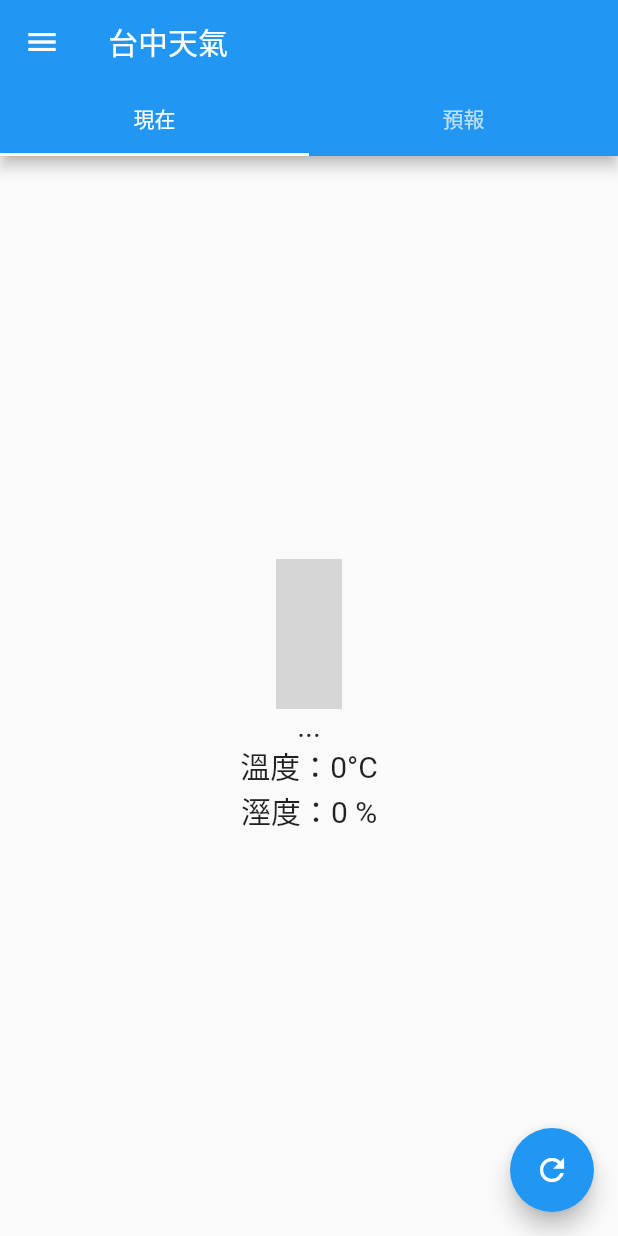
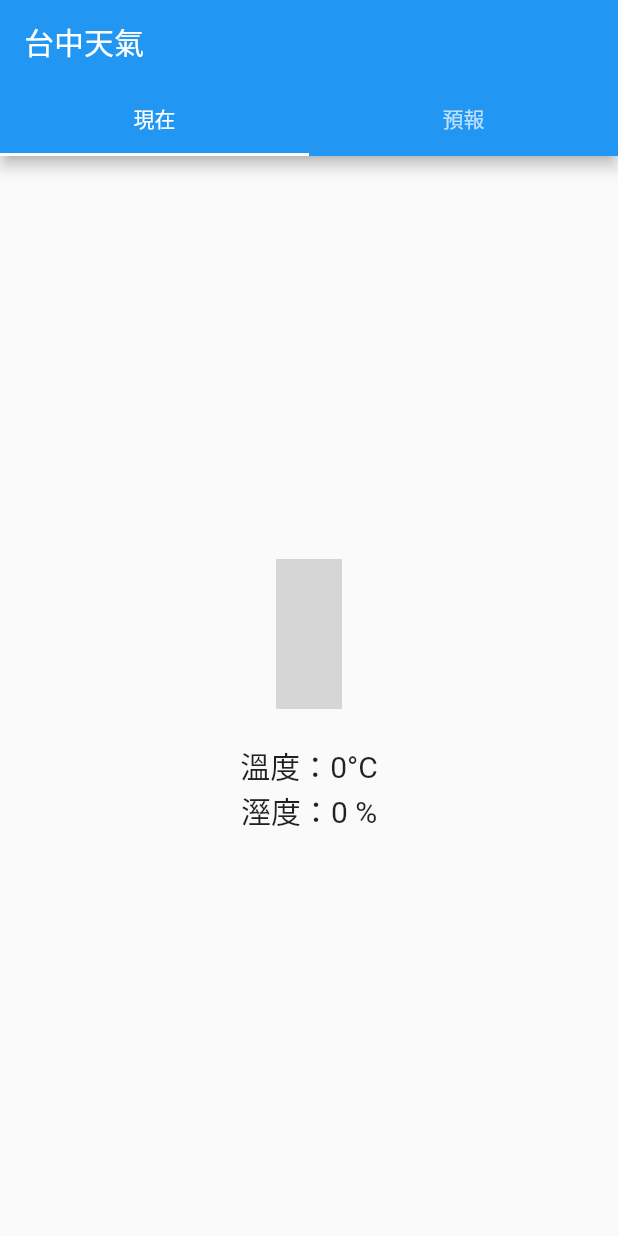
Before and after one commit to ksw2000/Taiwan-Weather-APP, a Flutter app: the screen it shows after launch, on a phone screen of 412 x 824 dp. Run offline on Flutter 3.47's test engine with Material 2 defaults, Android fonts, the phone set to English and light mode, and no system bars; our stand-ins replace sprintf, weather_icons; network calls fail; grey boxes are pictures that could not be loaded.

Commit message:
測試snackbar & 處理中央氣象局-99錯誤

```diff
--- a/lib/main.dart
+++ b/lib/main.dart
@@ -18,7 +18,24 @@ class MyApp extends StatelessWidget {
         primarySwatch: Colors.blue,
         visualDensity: VisualDensity.adaptivePlatformDensity,
       ),
-      home: MyHomePage(title: '台中天氣'),
+      home: DefaultTabController(
+        length: 2,
+        child: MyHomePage(title: '台中天氣'),
+        /*
+        drawer: Drawer(
+          child: ListView(children: <Widget>[
+            ListTile(
+              leading: Icon(Icons.favorite),
+              title: Text('Item1'),
+              onTap: () {
+              Navigator.pop(context);
+              },
+            ),
+          ])
+        )
+
+         */
+      )
     );
   }
 }
@@ -33,15 +50,16 @@ class MyHomePage extends StatefulWidget {
 
 class _MyHomePageState extends State<MyHomePage> {
   _MyHomePageState() {
-    refreshWeather();
+    _refreshForecastWeather();
+    _refreshCurrentWeather();
     int counter = 0;
     // Update every 1min for current weather
     Timer.periodic(Duration(seconds: 60), (timer) {
       // Update every 30 min for forecast weather
       if (counter % 30 == 0) {
-        refreshForecastWeather();
+        _refreshForecastWeather();
       }
-      refreshCurrentWeather();
+      _refreshCurrentWeather();
       print('refresh');
 
       counter++;
@@ -57,19 +75,19 @@ class _MyHomePageState extends State<MyHomePage> {
   List<String> weatherCode = ['wi-na', 'wi-na', 'wi-na'];
   String curTEMP = '0';
   String curHUMD = '0';
-  String curWeather = '...';
+  String curWeather = '';
   String curWeatherCode = 'wi-na';
 
-  void refreshForecastWeather() {
-    weather.getForecastWeather('臺中市').then((map) {
+  Future<dynamic> _refreshForecastWeather() async {
+    return weather.getForecastWeather('臺中市').then((map) {
       if (map != null) {
         setState(() {
           for (var i = 0; i < 3; i++) {
             startTime[i] = time.cwbDateFormatter(map[i]['startTime']);
             endTime[i] = time.cwbDateFormatter(map[i]['endTime']);
             wx[i] = map[i]['Wx']['parameterName'];
-            weatherCode[i] =
-                weather.cwbWxCodeToIconCode(map[i]['Wx']['parameterValue'], map[i]['startTime']);
+            weatherCode[i] = weather.cwbWxCodeToIconCode(
+                map[i]['Wx']['parameterValue'], map[i]['startTime']);
             minT[i] = map[i]['MinT']['parameterName'];
             maxT[i] = map[i]['MaxT']['parameterName'];
             pop[i] = map[i]['PoP']['parameterName'];
@@ -82,50 +100,57 @@ class _MyHomePageState extends State<MyHomePage> {
     });
   }
 
-  void refreshCurrentWeather() {
-    weather.getCurrentWeather('臺中').then((map) {
+  Future<dynamic> _refreshCurrentWeather() async {
+    return weather.getCurrentWeather('臺中').then((map) {
       if (map != null) {
         setState(() {
           curTEMP = map['TEMP'];
           curHUMD = map['HUMD'];
+          // 中央氣象局有時會出錯噴 -99
+          // 這時可以保留原值或採用離預報最近的值
+          if(map['Weather'] != '-99'){
             curWeather = map['Weather'];
-          curWeather = curWeather == '-99'? '-' : curWeather;
             curWeatherCode = weather.cwdCurrentWeatherToIconCode(curWeather);
+          }else if(curWeather == ''){ // 仍為空值(調用預報值)
+            _refreshForecastWeather().then((_){
+              curWeather = wx[0];
+              curWeatherCode = weatherCode[0];
             });
           }
         });
       }
-
-  void refreshWeather() {
-    refreshCurrentWeather();
-    refreshForecastWeather();
+    });
   }
 
   @override
   Widget build(BuildContext context) {
     var forecastChildren = <Widget>[];
     for (var i = 0; i < 3; i++) {
-      forecastChildren.add(Text(
+      forecastChildren.add(
+          Center(
+              child: Text(
                 '${startTime[i]} ~ ${endTime[i]}',
-        style: TextStyle(fontSize: 21),
-      ));
-      forecastChildren.add(Row(
-        mainAxisAlignment: MainAxisAlignment.spaceEvenly,
+                style: TextStyle(fontSize: 18, color: Colors.blueGrey),
+              )
+          )
+      );
+      forecastChildren.add(
+          Padding(
+            padding: const EdgeInsets.all(8.0),
+            child: Row(
+                mainAxisAlignment: MainAxisAlignment.center,
                 children: [
-          Column(
-            children: [
+                  Container(
+                      alignment: Alignment.center,
+                      width: 100,
+                      child:
                       BoxedIcon(
                         WeatherIcons.fromString(weatherCode[i]),
                         size: 42,
-              ),
-              /*
-              Text(
-                "${wx[i]}",
-                style: TextStyle(fontSize: 21),
-              ),*/
-            ],
+                      )
                   ),
                   Column(
+                    mainAxisAlignment: MainAxisAlignment.start,
                     children: [
                       Text(
                         "${minT[i]}°C ~ ${maxT[i]}°C",
@@ -137,15 +162,13 @@ class _MyHomePageState extends State<MyHomePage> {
                       )
                     ],
                   ),
-        ],
-      ));
+                ]
+            ),
+          )
+      );
     }
 
-    return DefaultTabController(
-      length: 2,
-      child: Scaffold(
-          floatingActionButton: FloatingActionButton(
-              onPressed: refreshWeather, child: Icon(Icons.refresh)),
+    return Scaffold(
       appBar: AppBar(
         title: Text(widget.title),
         bottom: TabBar(tabs: [
@@ -158,13 +181,32 @@ class _MyHomePageState extends State<MyHomePage> {
         ]),
       ),
       body: TabBarView(children: [
+        Builder(
+          builder: (BuildContext context) {
+            return RefreshIndicator(
+                onRefresh: _refreshCurrentWeather,
+                child: Container(
+                    alignment: Alignment.center,
+                    child: ListView(
+                        shrinkWrap: true,
+                        children: [
                           Column(
                               mainAxisAlignment: MainAxisAlignment.center,
                               children: [
-                BoxedIcon(
+                                FlatButton(
+                                  child: BoxedIcon(
                                     WeatherIcons.fromString('$curWeatherCode'),
                                     size: 100,
                                   ),
+                                  onPressed: (){
+                                    Scaffold.of(context).showSnackBar(
+                                        SnackBar(
+                                            content: Text('點屁哦！臭雞雞')
+                                        )
+                                    );
+                                  },
+                                ),
+
                                 Text(
                                   curWeather,
                                   style: TextStyle(fontSize: 20),
@@ -174,25 +216,30 @@ class _MyHomePageState extends State<MyHomePage> {
                                   style: TextStyle(fontSize: 20),
                                 ),
                                 Text(
-                  '溼度：${(double.parse(curHUMD) * 100).round()} %',
+                                  '溼度：${(double.parse(curHUMD) * 100)
+                                      .round()} %',
                                   style: TextStyle(fontSize: 20),
                                 ),
-              ],
+                              ]
+                          )
+                        ]
+                    )
+                )
+            );
+          }
         ),
-            Column(
-                mainAxisAlignment: MainAxisAlignment.start,
-                children: forecastChildren)
+        RefreshIndicator(
+            onRefresh: _refreshForecastWeather,
+            child: Container(
+                alignment: Alignment.center,
+                height: double.infinity,
+                child: ListView(
+                  padding: const EdgeInsets.all(20),
+                  children: forecastChildren,
+                )
+            )
+        )
       ]),
-          drawer: Drawer(
-              child: ListView(children: <Widget>[
-            ListTile(
-              leading: Icon(Icons.favorite),
-              title: Text('Item1'),
-              onTap: () {
-                Navigator.pop(context);
-              },
-            ),
-          ]))),
     );
   }
 }
```
Lines whose indentation alone changed are shown as unchanged.
